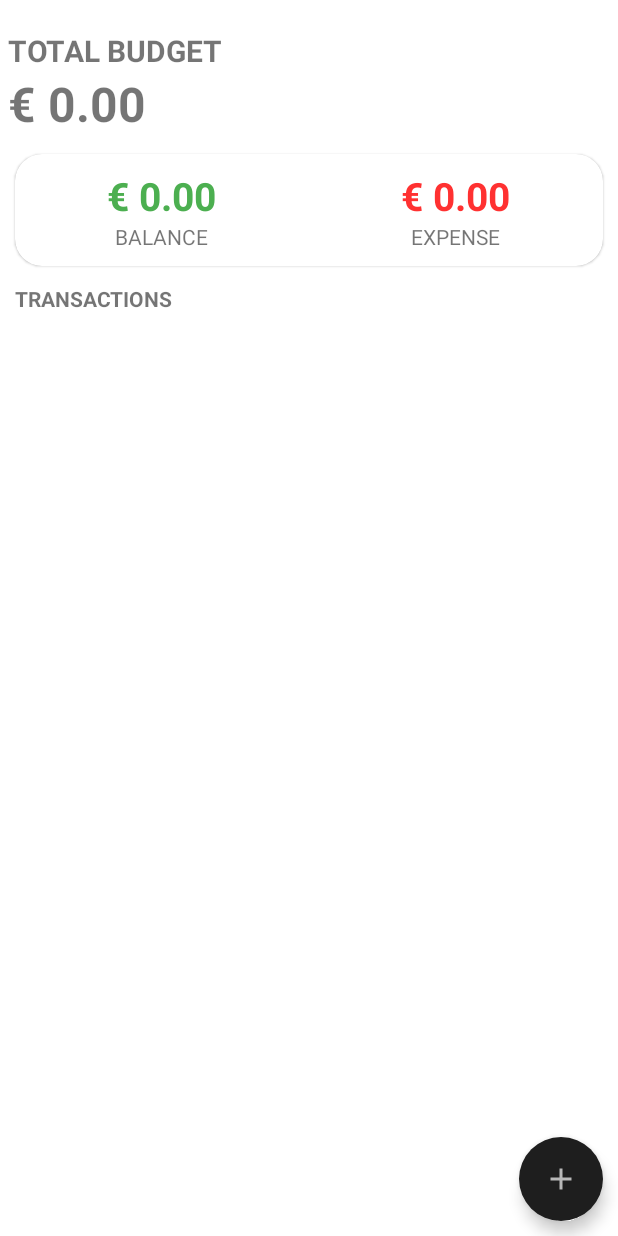
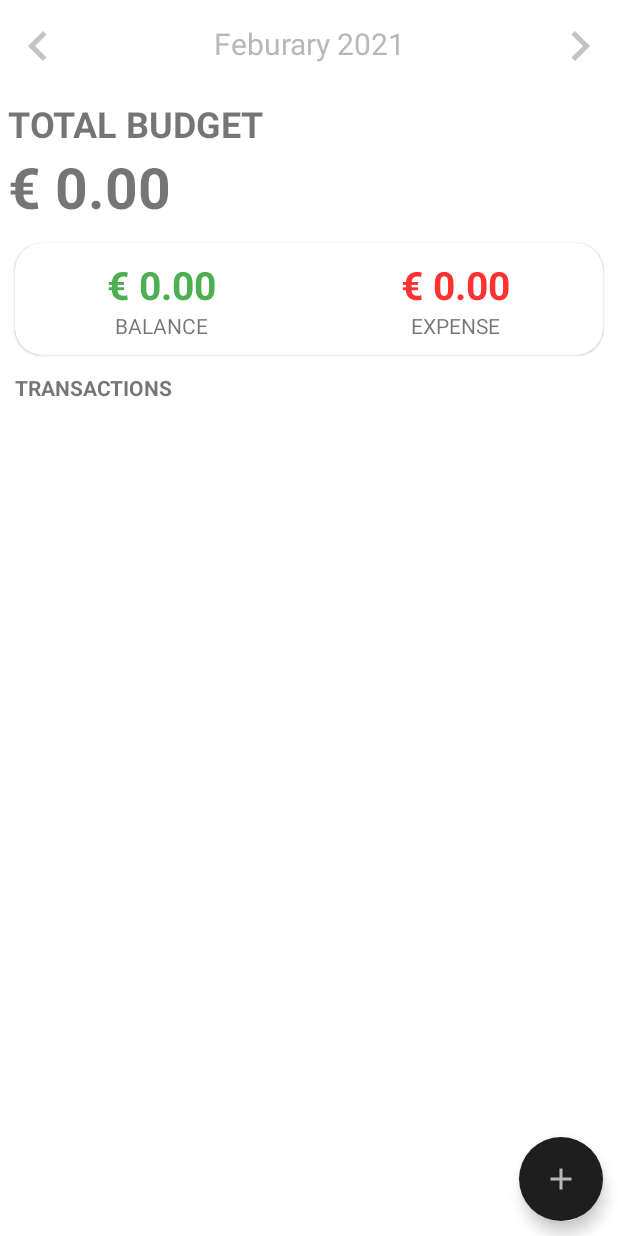
Before and after one commit to trdtt/Budget-Manager, an Android app: the screen it shows after launch (MainActivity), on a phone screen of 412 x 824 dp. Run offline under Robolectric (Android 15) with nearby library versions, the phone set to English and light mode, and no system bars; our stand-ins replace Room's generated code.

Commit message:
added month navigation bar

```diff
--- a/app/src/main/java/com/example/budgetmanager_kotlin/MainActivity.kt
+++ b/app/src/main/java/com/example/budgetmanager_kotlin/MainActivity.kt
@@ -6,6 +6,7 @@ import androidx.appcompat.app.AppCompatActivity
 import android.os.Bundle
 import android.view.View
 import android.view.ViewGroup
+import android.widget.TextView
 import androidx.core.content.ContextCompat
 import androidx.core.view.ViewCompat
 import androidx.recyclerview.widget.ItemTouchHelper
@@ -18,7 +19,6 @@ import kotlinx.coroutines.GlobalScope
 import kotlinx.coroutines.launch
 import kotlin.math.abs
 
-
 class MainActivity : AppCompatActivity() {
     private lateinit var transactions: List<Transaction>
     private lateinit var deletedTransaction : Transaction
@@ -27,12 +27,18 @@ class MainActivity : AppCompatActivity() {
     private lateinit var linearLayoutManager: LinearLayoutManager
     private lateinit var db : AppDatabase
 
+    private lateinit var monthYearText: TextView
+
 
     override fun onCreate(savedInstanceState: Bundle?) {
         super.onCreate(savedInstanceState)
         setContentView(R.layout.activity_main)
         window.navigationBarColor = resources.getColor(R.color.background_gray)
 
+        //Datehandling
+        initWidget()
+
+        //Budget Manager
         transactions = arrayListOf()
 
         transactionAdapter = TransactionAdapter(transactions)
@@ -43,7 +49,6 @@ class MainActivity : AppCompatActivity() {
             AppDatabase::class.java,
             "transactions"
         ).build()
-
 
         recyclerview.apply {
             adapter = transactionAdapter
@@ -75,6 +80,12 @@ class MainActivity : AppCompatActivity() {
         }
     }
 
+    // Datehandling
+    private fun initWidget() {
+
+    }
+
+    // Budget Manager
     private fun fetchAll() {
         //background Thread -> increase user experience
         GlobalScope.launch {
--- /dev/null
+++ b/app/src/main/res/drawable/ic_backward.xml
@@ -0,0 +1,5 @@
+<vector android:height="24dp" android:tint="#C3C3C3"
+    android:viewportHeight="24" android:viewportWidth="24"
+    android:width="24dp" xmlns:android="http://schemas.android.com/apk/res/android">
+    <path android:fillColor="@android:color/white" android:pathData="M15.41,7.41L14,6l-6,6 6,6 1.41,-1.41L10.83,12z"/>
+</vector>
--- /dev/null
+++ b/app/src/main/res/drawable/ic_forward.xml
@@ -0,0 +1,5 @@
+<vector android:height="24dp" android:tint="#C3C3C3"
+    android:viewportHeight="24" android:viewportWidth="24"
+    android:width="24dp" xmlns:android="http://schemas.android.com/apk/res/android">
+    <path android:fillColor="@android:color/white" android:pathData="M10,6L8.59,7.41 13.17,12l-4.58,4.59L10,18l6,-6z"/>
+</vector>
--- /dev/null
+++ b/app/src/main/res/drawable/next_month.xml
@@ -0,0 +1,7 @@
+<?xml version="1.0" encoding="utf-8"?>
+<ripple xmlns:android="http://schemas.android.com/apk/res/android"
+    android:color="@color/foreground_gray">
+
+    <item android:drawable="@drawable/ic_forward"/>
+
+</ripple>
--- /dev/null
+++ b/app/src/main/res/drawable/prev_month.xml
@@ -0,0 +1,7 @@
+<?xml version="1.0" encoding="utf-8"?>
+<ripple xmlns:android="http://schemas.android.com/apk/res/android"
+    android:color="@color/foreground_gray">
+
+    <item android:drawable="@drawable/ic_backward"/>
+
+</ripple>
--- a/app/src/main/res/layout/activity_main.xml
+++ b/app/src/main/res/layout/activity_main.xml
@@ -13,36 +13,74 @@
         android:layout_height="match_parent">
 
         <LinearLayout
-            android:id="@+id/budget_layout"
+            android:id="@+id/currentMonth"
             android:layout_width="match_parent"
             android:layout_height="wrap_content"
-            android:orientation="vertical">
+            android:layout_marginTop="5dp"
+            android:layout_alignParentTop="true"
+            android:orientation="horizontal">
+
+            <ImageButton
+                android:id="@+id/backBtn"
+                android:layout_width="40dp"
+                android:layout_height="40dp"
+                android:layout_margin="5dp"
+                android:background="@drawable/prev_month" />
+
+            <TextView
+                android:id="@+id/monthYearTV"
+                android:layout_width="0dp"
+                android:layout_height="wrap_content"
+                android:layout_weight="2"
+                android:layout_margin="10dp"
+                android:text="Feburary 2021"
+                android:textAlignment="center"
+
+                android:textColor="@color/text_gray"
+                android:textSize="20sp" />
+
+            <ImageButton
+                android:id="@+id/nextBtn"
+                android:layout_width="40dp"
+                android:layout_height="40dp"
+                android:layout_margin="5dp"
+                android:background="@drawable/next_month" />
+
+
+        </LinearLayout>
+
+        <LinearLayout
+            android:id="@+id/balance_layout"
+            android:layout_width="match_parent"
+            android:layout_height="wrap_content"
+            android:orientation="vertical"
+            android:layout_below="@+id/currentMonth">
 
             <TextView
                 android:layout_width="wrap_content"
                 android:layout_height="wrap_content"
+                android:layout_marginStart="5dp"
+                android:layout_marginTop="10dp"
                 android:text="total budget"
                 android:textAllCaps="true"
-                android:textSize="20sp"
-                android:textStyle="bold"
-                android:layout_marginStart="5dp"
-                android:layout_marginTop="20dp"/>
+                android:textSize="24sp"
+                android:textStyle="bold" />
 
             <TextView
                 android:id="@+id/budget"
                 android:layout_width="wrap_content"
                 android:layout_height="wrap_content"
+                android:layout_marginStart="5dp"
                 android:text="€300"
-                android:textSize="32sp"
-                android:textStyle="bold"
-                android:layout_marginStart="5dp"/>
+                android:textSize="38sp"
+                android:textStyle="bold" />
         </LinearLayout>
 
         <com.google.android.material.card.MaterialCardView
             android:id="@+id/dashboard"
             android:layout_width="match_parent"
             android:layout_height="wrap_content"
-            android:layout_below="@+id/budget_layout"
+            android:layout_below="@+id/balance_layout"
             android:layout_marginTop="12dp"
             android:layout_marginStart="10dp"
             android:layout_marginEnd="10dp"
```
